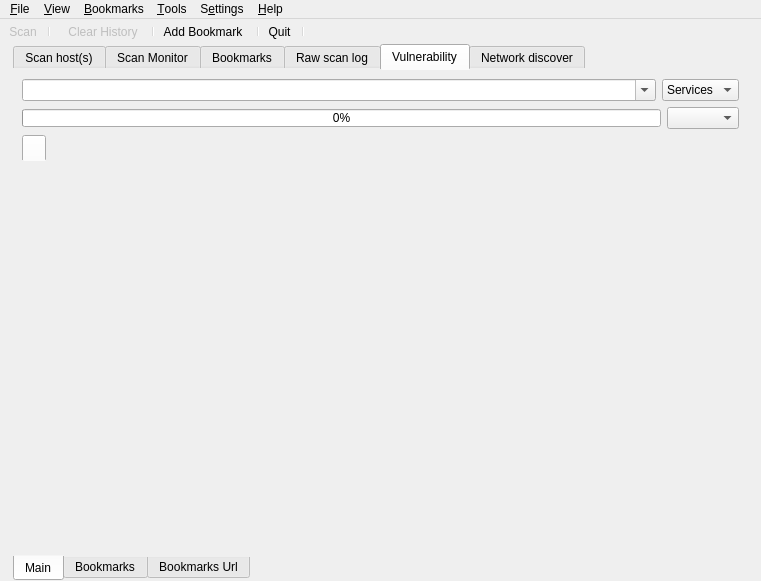
The window that src/app/mainwin.ui (nmapsi4/nmapsi4) describes before a commit, drawn with Qt 5.
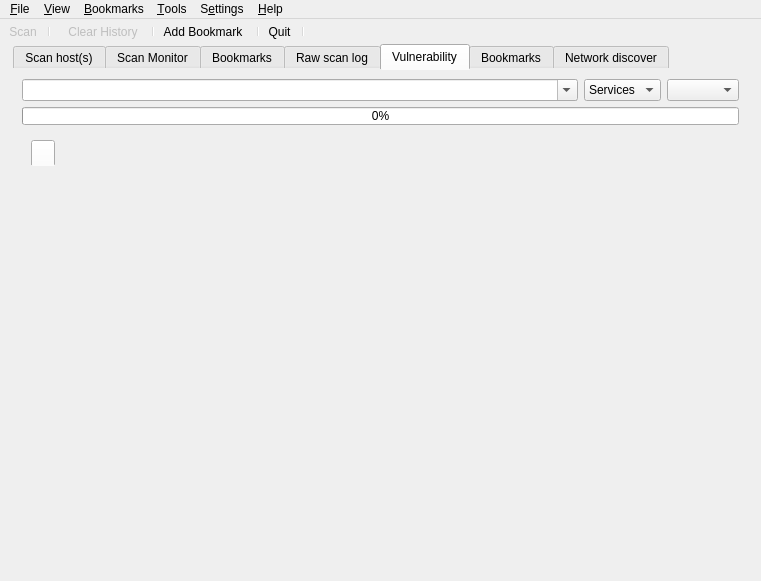
The same window after the commit. The open tabs and pages were chosen to show the change. Icons and pictures are not drawn.

Commit message: new "bookmarks tab" for vulnerability section.

The edit to the form file:
```diff
--- a/src/app/mainwin.ui
+++ b/src/app/mainwin.ui
@@ -1162,32 +1162,7 @@
        <attribute name="title">
         <string>Vulnerability</string>
        </attribute>
-       <layout class="QVBoxLayout" name="verticalLayout_23">
-        <property name="margin">
-         <number>0</number>
-        </property>
-        <item>
-         <widget class="QTabWidget" name="tabVuln">
-          <property name="styleSheet">
-           <string notr="true">QTabWidget:pane {
-	border: 0px;
-}</string>
-          </property>
-          <property name="tabPosition">
-           <enum>QTabWidget::South</enum>
-          </property>
-          <property name="currentIndex">
-           <number>0</number>
-          </property>
-          <widget class="QWidget" name="tab">
-           <attribute name="icon">
-            <iconset resource="../../mainwin.qrc">
-             <normaloff>:/images/images/viewmag+.png</normaloff>:/images/images/viewmag+.png</iconset>
-           </attribute>
-           <attribute name="title">
-            <string>Main</string>
-           </attribute>
-           <layout class="QVBoxLayout" name="verticalLayout_21">
+       <layout class="QVBoxLayout" name="verticalLayout_7">
             <item>
              <layout class="QHBoxLayout" name="horizontalLayout_2">
               <item>
@@ -1227,6 +1202,22 @@
                 </item>
                </widget>
               </item>
+          <item>
+           <widget class="QComboBox" name="comboWebV">
+            <property name="sizePolicy">
+             <sizepolicy hsizetype="Minimum" vsizetype="Fixed">
+              <horstretch>0</horstretch>
+              <verstretch>0</verstretch>
+             </sizepolicy>
+            </property>
+            <property name="minimumSize">
+             <size>
+              <width>0</width>
+              <height>0</height>
+             </size>
+            </property>
+           </widget>
+          </item>
              </layout>
             </item>
             <item>
@@ -1256,55 +1247,32 @@
                 </property>
                </widget>
               </item>
-              <item>
-               <widget class="QComboBox" name="comboWebV">
-                <property name="sizePolicy">
-                 <sizepolicy hsizetype="Minimum" vsizetype="Fixed">
-                  <horstretch>0</horstretch>
-                  <verstretch>0</verstretch>
-                 </sizepolicy>
-                </property>
-                <property name="minimumSize">
-                 <size>
-                  <width>0</width>
-                  <height>0</height>
-                 </size>
-                </property>
-               </widget>
-              </item>
              </layout>
             </item>
             <item>
              <widget class="QFrame" name="frame">
+          <property name="sizePolicy">
+           <sizepolicy hsizetype="Expanding" vsizetype="Expanding">
+            <horstretch>0</horstretch>
+            <verstretch>0</verstretch>
+           </sizepolicy>
+          </property>
               <property name="frameShape">
                <enum>QFrame::NoFrame</enum>
               </property>
               <property name="frameShadow">
-               <enum>QFrame::Plain</enum>
-              </property>
-              <layout class="QVBoxLayout" name="verticalLayout_12">
-               <property name="margin">
-                <number>0</number>
-               </property>
+           <enum>QFrame::Raised</enum>
+          </property>
+          <layout class="QVBoxLayout" name="verticalLayout_8">
                <item>
                 <widget class="QTabWidget" name="tWresult">
-                 <property name="minimumSize">
-                  <size>
-                   <width>0</width>
-                   <height>0</height>
-                  </size>
-                 </property>
                  <property name="currentIndex">
                   <number>0</number>
                  </property>
-                 <property name="tabsClosable">
-                  <bool>false</bool>
-                 </property>
-                 <widget class="QWidget" name="tab_12">
+             <widget class="QWidget" name="tab">
                   <attribute name="title">
                    <string/>
                   </attribute>
-                  <layout class="QVBoxLayout" name="verticalLayout_10"/>
                  </widget>
                 </widget>
                </item>
@@ -1313,7 +1281,7 @@
             </item>
            </layout>
           </widget>
-          <widget class="QWidget" name="tab_2">
+      <widget class="QWidget" name="tabVulnBookmarks">
            <attribute name="icon">
             <iconset resource="../../mainwin.qrc">
              <normaloff>:/images/images/bookmark_folder.png</normaloff>:/images/images/bookmark_folder.png</iconset>
@@ -1321,11 +1289,8 @@
            <attribute name="title">
             <string>Bookmarks</string>
            </attribute>
-           <layout class="QGridLayout" name="gridLayout_10">
-            <property name="margin">
-             <number>0</number>
-            </property>
-            <item row="0" column="0" colspan="2">
+       <layout class="QVBoxLayout" name="verticalLayout_6">
+        <item>
              <widget class="QTreeWidget" name="treeBookVuln">
               <property name="alternatingRowColors">
                <bool>true</bool>
@@ -1348,17 +1313,8 @@
               </column>
              </widget>
             </item>
-           </layout>
-          </widget>
-          <widget class="QWidget" name="tab_4">
-           <attribute name="icon">
-            <iconset resource="../../mainwin.qrc">
-             <normaloff>:/images/images/bookmark_folder.png</normaloff>:/images/images/bookmark_folder.png</iconset>
-           </attribute>
-           <attribute name="title">
-            <string>Bookmarks Url</string>
-           </attribute>
-           <layout class="QHBoxLayout" name="horizontalLayout_23">
+        <item>
+         <layout class="QHBoxLayout" name="horizontalLayout_5">
             <item>
              <widget class="QTreeWidget" name="treeWidgetVulnUrl">
               <property name="rootIsDecorated">
@@ -1377,7 +1333,7 @@
              </widget>
             </item>
             <item>
-             <layout class="QVBoxLayout" name="verticalLayout_9">
+           <layout class="QVBoxLayout" name="verticalLayout_11">
               <item>
                <widget class="QPushButton" name="addUrlButt">
                 <property name="text">
@@ -1404,7 +1360,7 @@
                </widget>
               </item>
               <item>
-               <spacer name="verticalSpacer_7">
+             <spacer name="verticalSpacer_8">
                 <property name="orientation">
                  <enum>Qt::Vertical</enum>
                 </property>
@@ -1419,8 +1375,6 @@
              </layout>
             </item>
            </layout>
-          </widget>
-         </widget>
         </item>
        </layout>
       </widget>
@@ -1750,7 +1704,7 @@
      <x>0</x>
      <y>0</y>
      <width>761</width>
-     <height>20</height>
+     <height>19</height>
     </rect>
    </property>
    <widget class="QMenu" name="menu_File">
```
Lines whose indentation alone changed are shown as unchanged. The commit also changes 6 other files.
